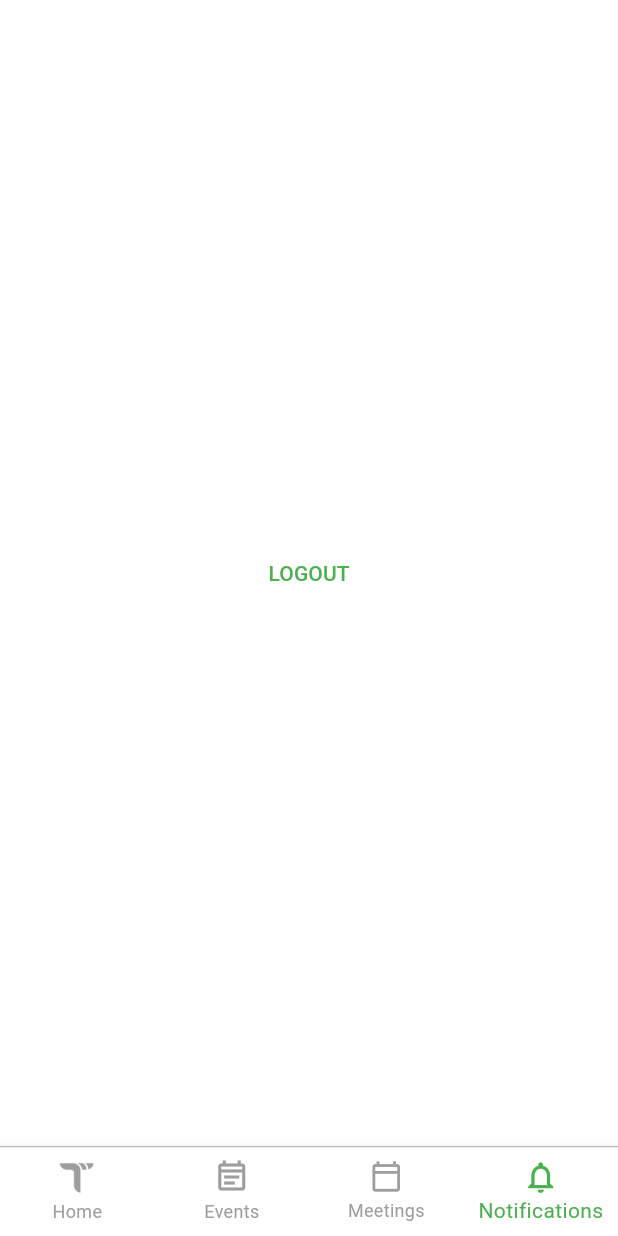
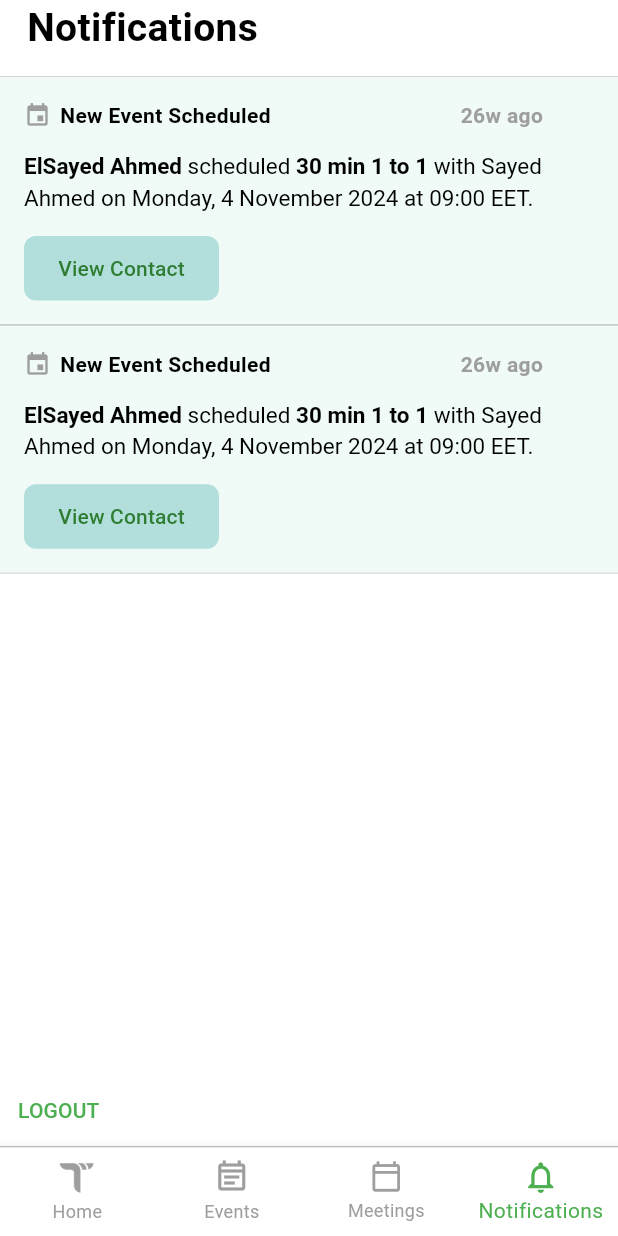
Before and after one commit to sayedmaltan/Timease, a Flutter app: the HomeScreenView screen opened directly, item 4 of the bottom bar chosen, on a phone screen of 412 x 824 dp. Run offline on Flutter 3.47's test engine with Material 3 defaults, Android fonts, the phone set to English and light mode, and no system bars; our stand-ins replace app_links, dartz, dio, flutter_bloc, fluttertoast, get_it and 5 more; accounts and stored records are empty; network calls fail.

Commit message:
add notification widget

```diff
--- a/timease_mobile/lib/core/utils/function/build_home_calendar_buildar.dart
+++ b/timease_mobile/lib/core/utils/function/build_home_calendar_buildar.dart
@@ -90,5 +90,32 @@ CalendarBuilders<dynamic> buildHomeCalendarBuilders(List<Meetings> meetings) {
         ),
       );
     },
+    selectedBuilder: (context, day, focusedDay) {
+      return Container(
+        margin: EdgeInsets.all(6),
+        decoration: BoxDecoration(
+          color: kPrimaryColor,
+          shape: BoxShape.circle,
+        ),
+        alignment: Alignment.center,
+        child: Column(
+          mainAxisAlignment: MainAxisAlignment.center,
+          children: [
+            Text(
+              '${day.day}',
+              style: TextStyle(color: Colors.white, fontSize: 16),
+            ),
+            Container(
+              width: 3,
+              height: 3,
+              decoration: BoxDecoration(
+                color: Colors.white,
+                shape: BoxShape.circle,
+              ),
+            )
+          ],
+        ),
+      );
+    },
   );
 }
--- a/timease_mobile/lib/features/notification/presentation/views/notifications_screen_view_body.dart
+++ b/timease_mobile/lib/features/notification/presentation/views/notifications_screen_view_body.dart
@@ -1,4 +1,6 @@
 import 'package:flutter/material.dart';
+import 'package:timease_mobile/core/utils/styles.dart';
+import 'package:timease_mobile/features/notification/presentation/views/widgets/notification_card.dart';
 import '../../../../core/utils/function/logout.dart';
 
 class NotificationsScreenViewBody extends StatelessWidget {
@@ -6,13 +8,39 @@ class NotificationsScreenViewBody extends StatelessWidget {
 
   @override
   Widget build(BuildContext context) {
-    return Center(
-      child: TextButton(
-        onPressed: () async {
-          logout(context: context);
-        },
-        child: Text('LOGOUT'),
-      ),
+    return Column(
+      crossAxisAlignment: CrossAxisAlignment.start,
+      spacing: 14,
+      children: [
+        Row(
+          children: [
+            SizedBox(
+              width: 18,
+            ),
+            Text(
+              'Notifications',
+              style: Styles.textFormField.copyWith(
+                color: Colors.black,
+                fontSize: 26,
+              ),
+            ),
+          ],
+        ),
+        Expanded(
+          child: ListView.builder(
+            itemCount: 2,
+            itemBuilder: (context, index) {
+              return NotificationCard();
+            },
+          ),
+        ),
+        TextButton(
+          onPressed: () async {
+            logout(context: context);
+          },
+          child: Text('LOGOUT'),
+        ),
+      ],
     );
   }
 }
--- /dev/null
+++ b/timease_mobile/lib/features/notification/presentation/views/widgets/notification_card.dart
@@ -0,0 +1,62 @@
+import 'package:flutter/material.dart';
+import 'package:timease_mobile/features/notification/presentation/views/widgets/rich_text_button.dart';
+import 'package:timease_mobile/features/notification/presentation/views/widgets/view_contact_button.dart';
+
+class NotificationCard extends StatelessWidget {
+  const NotificationCard({super.key});
+
+  @override
+  Widget build(BuildContext context) {
+    return Container(
+      margin: EdgeInsets.zero,
+      decoration: BoxDecoration(
+        color: Color(0xFFF0FBF8),
+        border: Border.symmetric(
+          horizontal: BorderSide(
+            color: Colors.grey,
+            width: 0.3,
+          ),
+        ),
+      ),
+      child: Padding(
+        padding:
+            const EdgeInsets.only(top: 16, bottom: 16, left: 16, right: 50),
+        child: Column(
+          crossAxisAlignment: CrossAxisAlignment.start,
+          children: [
+            Row(
+              mainAxisAlignment: MainAxisAlignment.spaceBetween,
+              children: [
+                Row(
+                  children: const [
+                    Icon(Icons.event, size: 18, color: Colors.grey),
+                    SizedBox(width: 6),
+                    Text(
+                      "New Event Scheduled",
+                      style: TextStyle(
+                        fontWeight: FontWeight.bold,
+                        fontSize: 14,
+                        color: Colors.black,
+                      ),
+                    ),
+                  ],
+                ),
+                Text(
+                  "26w ago",
+                  style: TextStyle(
+                    color: Colors.grey,
+                    fontWeight: FontWeight.w700,
+                  ),
+                ),
+              ],
+            ),
+            const SizedBox(height: 12),
+            RichTextButton(),
+            const SizedBox(height: 16),
+            ViewContactButton(),
+          ],
+        ),
+      ),
+    );
+  }
+}
--- /dev/null
+++ b/timease_mobile/lib/features/notification/presentation/views/widgets/rich_text_button.dart
@@ -0,0 +1,32 @@
+import 'package:flutter/material.dart';
+
+class RichTextButton extends StatelessWidget {
+  const RichTextButton({
+    super.key,
+  });
+
+  @override
+  Widget build(BuildContext context) {
+    return RichText(
+      text: const TextSpan(
+        style:
+        TextStyle(color: Colors.black, fontSize: 15, height: 1.4),
+        children: [
+          TextSpan(
+            text: "ElSayed Ahmed",
+            style: TextStyle(fontWeight: FontWeight.bold),
+          ),
+          TextSpan(text: " scheduled "),
+          TextSpan(
+            text: "30 min 1 to 1",
+            style: TextStyle(fontWeight: FontWeight.bold),
+          ),
+          TextSpan(
+            text:
+            " with Sayed Ahmed on Monday, 4 November 2024 at 09:00 EET.",
+          ),
+        ],
+      ),
+    );
+  }
+}
--- /dev/null
+++ b/timease_mobile/lib/features/notification/presentation/views/widgets/view_contact_button.dart
@@ -0,0 +1,28 @@
+import 'package:flutter/material.dart';
+
+class ViewContactButton extends StatelessWidget {
+  const ViewContactButton({
+    super.key,
+  });
+
+  @override
+  Widget build(BuildContext context) {
+    return SizedBox(
+      height: 43,
+      width: 130  ,
+      child: TextButton(
+        onPressed: () {},
+        style: TextButton.styleFrom(
+          backgroundColor: Color(0xFFB2DFDB),
+          shape: RoundedRectangleBorder(
+            borderRadius: BorderRadius.circular(8),
+          ),
+        ),
+        child: const Text(
+          "View Contact",
+          style: TextStyle(color: Color(0xFF2E7D32)),
+        ),
+      ),
+    );
+  }
+}
```
Also changed, not shown: timease_mobile/assets/images/appLogo.png (added), timease_mobile/assets/images/loginScreen.png (added), timease_mobile/assets/images/registerScreen.png (added), timease_mobile/assets/images/welcomeScreen.png (added), 4 other files.
